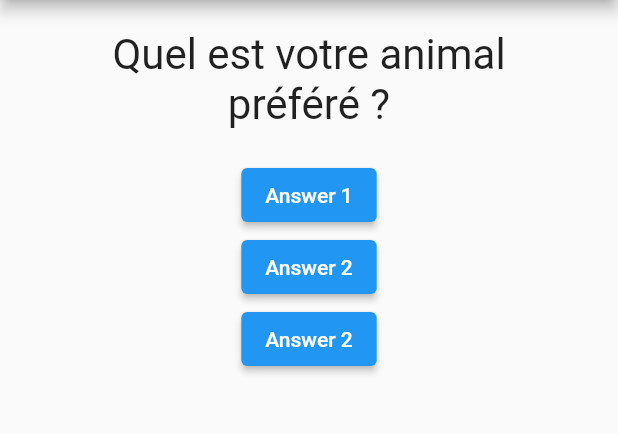
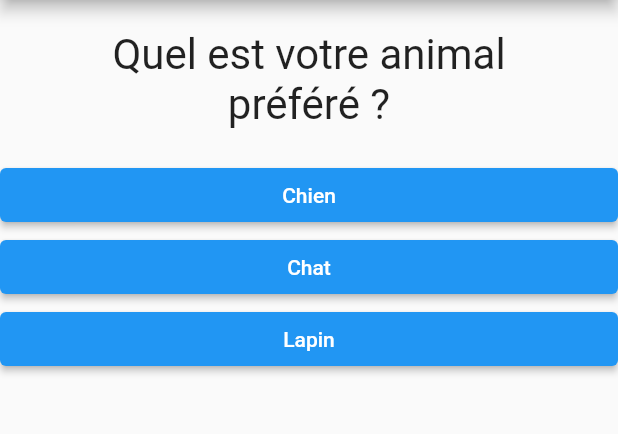
Before and after one commit to ApachaiZ/udemy_first_app, a Flutter app: the screen it shows after launch, on a phone screen of 412 x 824 dp, the part 84-518 px from its top. Run offline on Flutter 3.47's test engine with Material 2 defaults, Android fonts, the phone set to English and light mode, and no system bars.

Commit message:
Section 2, Part 51

```diff
--- /dev/null
+++ b/lib/answer.dart
@@ -0,0 +1,25 @@
+import 'package:flutter/material.dart';
+
+class Answer extends StatelessWidget {
+  final VoidCallback selectHandler;
+  final String answerText;
+
+  const Answer(
+      {Key? key, required this.selectHandler, required this.answerText})
+      : super(key: key);
+
+  @override
+  Widget build(BuildContext context) {
+    return SizedBox(
+      width: double.infinity,
+      child: ElevatedButton(
+        onPressed: selectHandler,
+        child: Text(answerText),
+        style: ButtonStyle(
+          foregroundColor: MaterialStateProperty.all(Colors.white),
+          backgroundColor: MaterialStateProperty.all(Colors.blue),
+        ),
+      ),
+    );
+  }
+}
--- a/lib/main.dart
+++ b/lib/main.dart
@@ -1,5 +1,6 @@
 import 'package:flutter/material.dart';
-import 'package:udemy_first_app/question.dart';
+import 'package:udemy_first_app/quiz.dart';
+import 'package:udemy_first_app/result.dart';
 
 void main() => runApp(const MyApp());
 
@@ -14,46 +15,57 @@ class MyApp extends StatefulWidget {
 
 class _MyAppState extends State<MyApp> {
   var _questionIndex = 0;
+  var _totalScrore = 0;
+  final _questions = const [
+    {
+      'questionText': "Quel est votre animal préféré ?",
+      'answers': [
+        {'text': 'Chien', 'score': 10},
+        {'text': 'Chat', 'score': 5},
+        {'text': 'Lapin', 'score': 1}
+      ],
+    },
+    {
+      'questionText': "Quel est votre couleur préférée ?",
+      'answers': [
+        {'text': 'Bleu', 'score': 10},
+        {'text': 'Rouge', 'score': 5},
+        {'text': 'Jaune', 'score': 1}
+      ]
+    },
+    {
+      'questionText': "Quel est votre hobby préférée ?",
+      'answers': [
+        {'text': 'Sport', 'score': 10},
+        {'text': 'Jeux Videos', 'score': 5},
+        {'text': 'Jeux de société', 'score': 1}
+      ]
+    },
+  ];
 
-  void _answerQuestion() {
+  void _answerQuestion(int score) {
+    _totalScrore += score;
     setState(
       () {
         _questionIndex++;
       },
     );
-    print(_questionIndex);
   }
 
   @override
   Widget build(BuildContext context) {
-    List questions = [
-      "Quel est votre animal préféré ?",
-      "Quel est votre hobby préféré ?",
-    ];
     return MaterialApp(
       home: Scaffold(
         appBar: AppBar(
           title: const Text("Udemy First App"),
         ),
-        body: Column(
-          children: [
-            Question(
-              questionText: questions.elementAt(_questionIndex),
-            ),
-            ElevatedButton(
-              onPressed: _answerQuestion,
-              child: const Text("Answer 1"),
-            ),
-            ElevatedButton(
-              onPressed: _answerQuestion,
-              child: const Text("Answer 2"),
-            ),
-            ElevatedButton(
-              onPressed: _answerQuestion,
-              child: const Text("Answer 2"),
-            ),
-          ],
-        ),
+        body: _questionIndex < _questions.length
+            ? Quiz(
+                answerQuestion: _answerQuestion,
+                questions: _questions,
+                questionIndex: _questionIndex,
+              )
+            : Result(resultScore: _totalScrore),
       ),
     );
   }
--- /dev/null
+++ b/lib/quiz.dart
@@ -0,0 +1,37 @@
+import 'package:flutter/material.dart';
+
+import './answer.dart';
+import './question.dart';
+
+class Quiz extends StatelessWidget {
+  final List<Map<String, Object>> questions;
+  final Function answerQuestion;
+  final int questionIndex;
+
+  const Quiz(
+      {Key? key,
+      required this.questions,
+      required this.answerQuestion,
+      required this.questionIndex})
+      : super(key: key);
+
+  @override
+  Widget build(BuildContext context) {
+    return Column(
+      children: [
+        Question(
+          questionText: questions[questionIndex]['questionText'] as String,
+        ),
+        ...(questions[questionIndex]['answers'] as List<Map<String, Object>>)
+            .map(
+          (answer) {
+            return Answer(
+              selectHandler: () => answerQuestion(answer['score']),
+              answerText: answer['text'] as String,
+            );
+          },
+        ).toList(),
+      ],
+    );
+  }
+}
--- /dev/null
+++ b/lib/result.dart
@@ -0,0 +1,17 @@
+import 'package:flutter/material.dart';
+
+class Result extends StatelessWidget {
+  final int resultScore;
+
+  const Result({
+    Key? key,
+    required this.resultScore,
+  }) : super(key: key);
+
+  @override
+  Widget build(BuildContext context) {
+    return const Center(
+      child: Text("Vous avez terminé"),
+    );
+  }
+}
```
